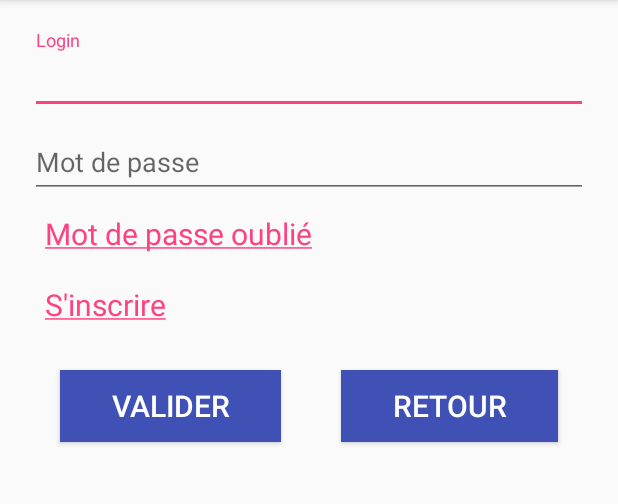
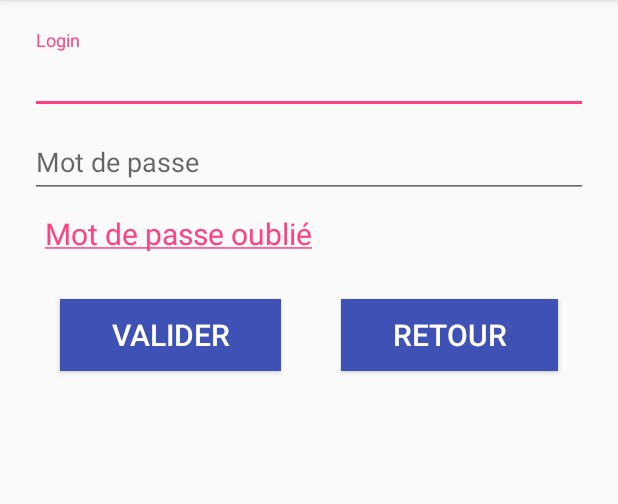
Before and after one commit to luffy7718/AfpaHotellerie, an Android app: the LoginActivity screen opened directly, with no data from a screen before it, on a phone screen of 412 x 824 dp, the part 84-588 px from its top. Run offline under Robolectric (Android 15) with nearby library versions, the phone set to English and light mode, and no system bars; our stand-ins replace RxJava.

```diff
--- a/app/src/main/java/com/example/a77011_40_08/afpahotellerie/Activities/LoginActivity.java
+++ b/app/src/main/java/com/example/a77011_40_08/afpahotellerie/Activities/LoginActivity.java
@@ -59,11 +59,11 @@ public class LoginActivity extends AppCompatActivity {
         txtLoginPwd = findViewById(R.id.txtLogin_pwd);
 
         lblLoginForgotten = findViewById(R.id.lblLogin_forgotten);
-        lblLoginRegister = findViewById(R.id.lblLogin_register);
+       // lblLoginRegister = findViewById(R.id.lblLogin_register);
         lblLoginForgotten.setPaintFlags(lblLoginForgotten.getPaintFlags() | Paint
                 .UNDERLINE_TEXT_FLAG);
-        lblLoginRegister.setPaintFlags(lblLoginRegister.getPaintFlags() | Paint
-                .UNDERLINE_TEXT_FLAG);
+/*        lblLoginRegister.setPaintFlags(lblLoginRegister.getPaintFlags() | Paint
+                .UNDERLINE_TEXT_FLAG);*/
 
         Button btnLoginValidate = findViewById(R.id.btnLogin_validate);
         Button btnLoginBack = findViewById(R.id.btnLogin_back);
@@ -77,13 +77,13 @@ public class LoginActivity extends AppCompatActivity {
             }
         });
 
-        lblLoginRegister.setOnClickListener(new View.OnClickListener() {
+      /*  lblLoginRegister.setOnClickListener(new View.OnClickListener() {
             @Override
             public void onClick(View view) {
                 Intent intent = new Intent(context, RegisterActivity.class);
                 startActivity(intent);
             }
-        });
+        });*/
 
         btnLoginValidate.setOnClickListener(new View.OnClickListener() {
             @Override
--- a/app/src/main/java/com/example/a77011_40_08/afpahotellerie/Interface/UserInterface.java
+++ b/app/src/main/java/com/example/a77011_40_08/afpahotellerie/Interface/UserInterface.java
@@ -22,6 +22,11 @@ public interface UserInterface {
             @Field("login") String login,
             @Field("password") String password);
 
-
-
+    @FormUrlEncoded
+    @POST("/afpa_hotellerie/addUser.php")
+    Call<User> account(
+            @Field("name") String name,
+            @Field("firstname") String firstname,
+               @Field("login") String login,
+             @Field("password") String password);
 }
--- a/app/src/main/java/com/example/a77011_40_08/afpahotellerie/Utils/Session.java
+++ b/app/src/main/java/com/example/a77011_40_08/afpahotellerie/Utils/Session.java
@@ -7,6 +7,7 @@ import com.example.a77011_40_08.afpahotellerie.Models.User;
  */
 
 public class Session {
+
 
     private static User myUser;
 
@@ -27,4 +28,6 @@ public class Session {
     public static void setMyUser(User myUser) {
         Session.myUser = myUser;
     }
+
+
 }
--- a/app/src/main/res/layout/activity_login.xml
+++ b/app/src/main/res/layout/activity_login.xml
@@ -51,12 +51,12 @@
                 android:text="Mot de passe oublié"
                 android:textAlignment="viewStart" />
 
-            <TextView
+          <!--  <TextView
                 style="@style/ClickableTextView"
                 android:id="@+id/lblLogin_register"
                 android:layout_width="match_parent"
                 android:layout_height="wrap_content"
-                android:text="S'inscrire" />
+                android:text="S'inscrire" />-->
 
             <LinearLayout
                 android:layout_width="match_parent"
```
Also changed, not shown: app/src/main/java/com/example/a77011_40_08/afpahotellerie/Activities/RegisterActivity.java (+68 -13 lines), app/src/main/res/menu/home.xml (+8 -0 lines), app/src/main/res/drawable-hdpi/ic_action_login.png (added), app/src/main/res/drawable-mdpi/ic_action_login.png (added), app/src/main/res/drawable-xhdpi/ic_action_login.png (added), app/src/main/res/drawable-xxhdpi/ic_action_login.png (added).
